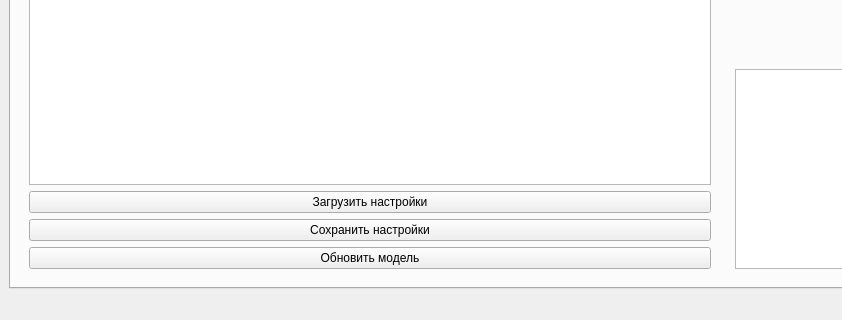
First picture: the form in gui.ui, repository MarchiyGV/RotationAndDeposition, before the edit; both pictures show x 0 to 842 and y 509 to 829 of the 1400 by 829 pixel window.
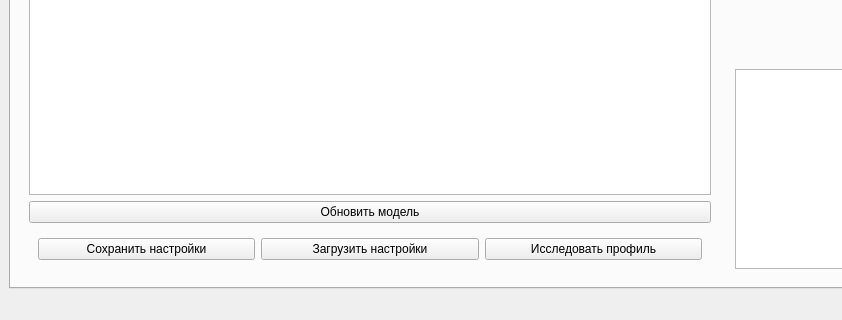
Second picture: the form after the edit. The open tabs and pages were chosen to show the change. Icons and pictures are not drawn. Custom widgets are drawn as their Qt base class.

Commit message: fixed bug with incorrect magnetron position in experimental source file mode. added new tool for analyzing cross section of sputtering profile

```diff
--- a/gui.ui
+++ b/gui.ui
@@ -102,20 +102,6 @@
              </property>
             </widget>
            </item>
-           <item>
-            <widget class="QPushButton" name="open_settings_Button">
-             <property name="text">
-              <string>Загрузить настройки</string>
-             </property>
-            </widget>
-           </item>
-           <item>
-            <widget class="QPushButton" name="save_settings_Button">
-             <property name="text">
-              <string>Сохранить настройки</string>
-             </property>
-            </widget>
-           </item>
            <item>
             <widget class="QPushButton" name="update_model_Button">
              <property name="sizePolicy">
@@ -132,6 +118,39 @@
              </property>
             </widget>
            </item>
+           <item>
+            <widget class="QWidget" name="widget_13" native="true">
+             <property name="minimumSize">
+              <size>
+               <width>0</width>
+               <height>0</height>
+              </size>
+             </property>
+             <layout class="QGridLayout" name="gridLayout_3">
+              <item row="0" column="0">
+               <widget class="QPushButton" name="save_settings_Button">
+                <property name="text">
+                 <string>Сохранить настройки</string>
+                </property>
+               </widget>
+              </item>
+              <item row="0" column="1">
+               <widget class="QPushButton" name="open_settings_Button">
+                <property name="text">
+                 <string>Загрузить настройки</string>
+                </property>
+               </widget>
+              </item>
+              <item row="0" column="2">
+               <widget class="QPushButton" name="profile_Button">
+                <property name="text">
+                 <string>Исследовать профиль</string>
+                </property>
+               </widget>
+              </item>
+             </layout>
+            </widget>
+           </item>
           </layout>
          </widget>
         </item>
```
Left out of the diff: 2 changed lines with no effect on the pictures. The commit also changes 3 other files.
